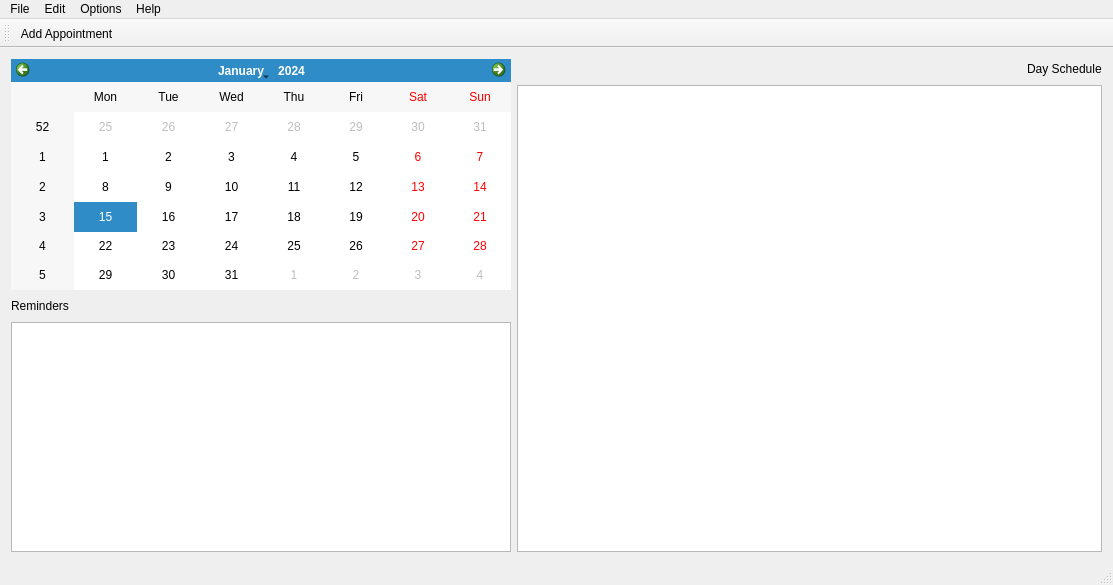
Qt form lxqt-organizer/mainwindow.ui (lxqt/organizer) before a commit.
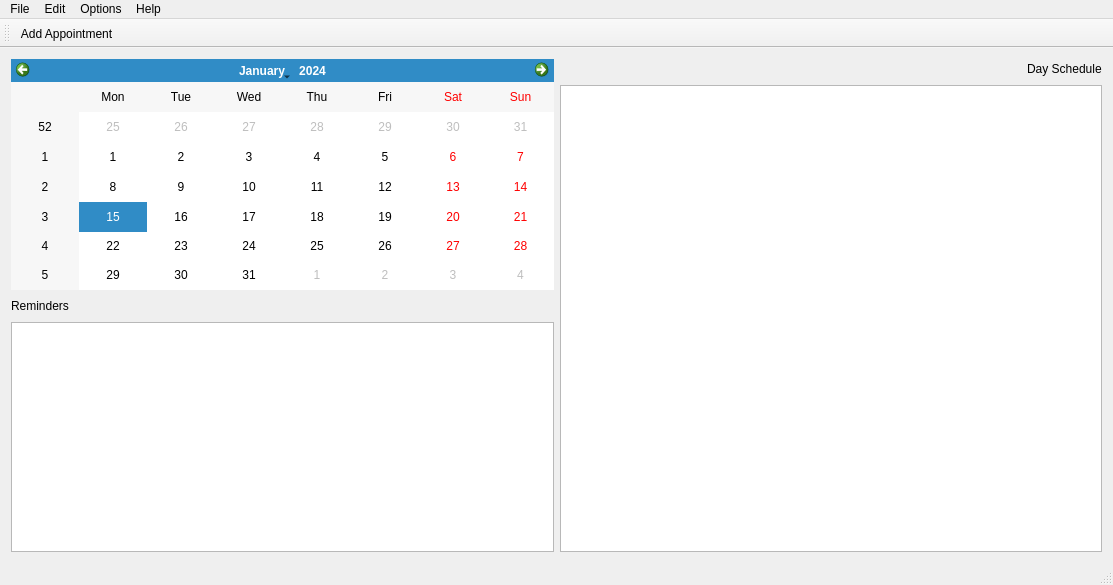
The same form after that commit. Icons and pictures are not drawn.

Commit message: fixed second double click reminder delete issue by introducing a reminder model to the model-view architecture

```diff
--- a/lxqt-organizer/mainwindow.ui
+++ b/lxqt-organizer/mainwindow.ui
@@ -14,7 +14,7 @@
    <string>MainWindow</string>
   </property>
   <widget class="QWidget" name="centralWidget">
-   <layout class="QFormLayout" name="formLayout">
+   <layout class="QGridLayout" name="gridLayout">
     <item row="0" column="0">
      <layout class="QVBoxLayout" name="verticalLayout_2">
       <item>
@@ -45,37 +45,13 @@
        </layout>
       </item>
       <item>
-       <widget class="QTableView" name="tableViewReminders">
+       <widget class="QListView" name="listViewReminders">
         <property name="minimumSize">
          <size>
           <width>500</width>
           <height>0</height>
          </size>
         </property>
-        <property name="showGrid">
-         <bool>false</bool>
-        </property>
-        <property name="gridStyle">
-         <enum>Qt::NoPen</enum>
-        </property>
-        <property name="cornerButtonEnabled">
-         <bool>false</bool>
-        </property>
-        <attribute name="horizontalHeaderVisible">
-         <bool>false</bool>
-        </attribute>
-        <attribute name="horizontalHeaderHighlightSections">
-         <bool>false</bool>
-        </attribute>
-        <attribute name="verticalHeaderVisible">
-         <bool>false</bool>
-        </attribute>
-        <attribute name="verticalHeaderCascadingSectionResizes">
-         <bool>false</bool>
-        </attribute>
-        <attribute name="verticalHeaderHighlightSections">
-         <bool>false</bool>
-        </attribute>
        </widget>
       </item>
      </layout>
```
Left out of the diff: 8 changed lines with no effect on the pictures. The commit also changes 18 other files.
